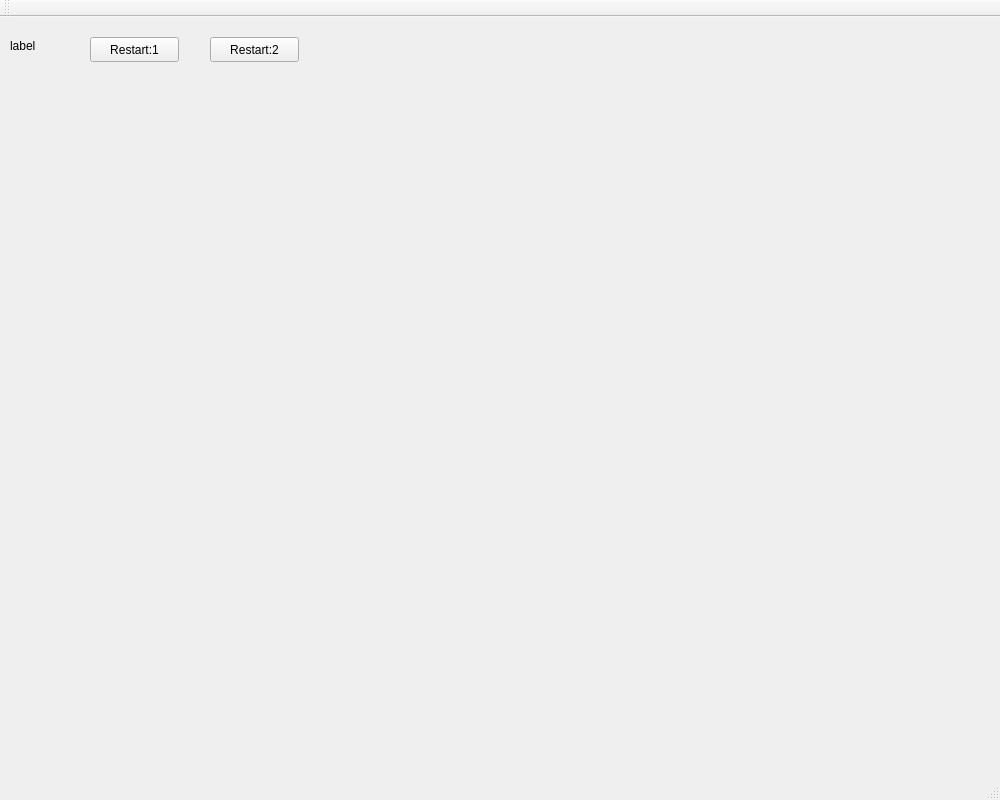
First picture: the form in mainwindow.ui, repository Msiciots/sokoban, before the edit.
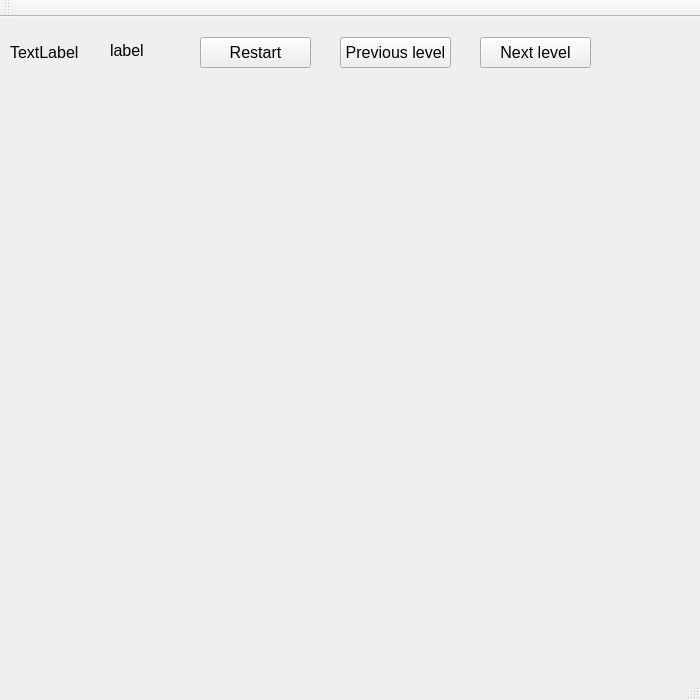
Second picture: the form after the edit.

What changed in the file:
```diff
--- a/mainwindow.ui
+++ b/mainwindow.ui
@@ -6,8 +6,8 @@
    <rect>
     <x>0</x>
     <y>0</y>
-    <width>1000</width>
-    <height>800</height>
+    <width>700</width>
+    <height>700</height>
    </rect>
   </property>
   <property name="windowTitle">
@@ -17,42 +17,93 @@
    <widget class="QPushButton" name="Start">
     <property name="geometry">
      <rect>
-      <x>90</x>
+      <x>480</x>
       <y>20</y>
-      <width>89</width>
-      <height>25</height>
+      <width>111</width>
+      <height>31</height>
      </rect>
     </property>
+    <property name="font">
+     <font>
+      <pointsize>12</pointsize>
+     </font>
+    </property>
     <property name="text">
-     <string>Restart:1</string>
+     <string>Next level</string>
     </property>
    </widget>
    <widget class="QPushButton" name="Restart">
     <property name="geometry">
      <rect>
-      <x>210</x>
+      <x>200</x>
       <y>20</y>
-      <width>89</width>
-      <height>25</height>
+      <width>111</width>
+      <height>31</height>
      </rect>
     </property>
+    <property name="font">
+     <font>
+      <pointsize>12</pointsize>
+     </font>
+    </property>
     <property name="text">
-     <string>Restart:2</string>
+     <string>Restart</string>
     </property>
    </widget>
    <widget class="QLabel" name="label">
     <property name="geometry">
      <rect>
-      <x>10</x>
-      <y>20</y>
+      <x>110</x>
+      <y>25</y>
       <width>67</width>
       <height>17</height>
      </rect>
     </property>
+    <property name="font">
+     <font>
+      <pointsize>12</pointsize>
+     </font>
+    </property>
     <property name="text">
      <string>label</string>
     </property>
    </widget>
+   <widget class="QLabel" name="label_level">
+    <property name="geometry">
+     <rect>
+      <x>10</x>
+      <y>25</y>
+      <width>81</width>
+      <height>21</height>
+     </rect>
+    </property>
+    <property name="font">
+     <font>
+      <pointsize>12</pointsize>
+     </font>
+    </property>
+    <property name="text">
+     <string>TextLabel</string>
+    </property>
+   </widget>
+   <widget class="QPushButton" name="pre">
+    <property name="geometry">
+     <rect>
+      <x>340</x>
+      <y>20</y>
+      <width>111</width>
+      <height>31</height>
+     </rect>
+    </property>
+    <property name="font">
+     <font>
+      <pointsize>12</pointsize>
+     </font>
+    </property>
+    <property name="text">
+     <string>Previous level</string>
+    </property>
+   </widget>
   </widget>
   <widget class="QMenuBar" name="menuBar">
    <property name="geometry">
```
Left out of the diff: 13 changed lines with no effect on the pictures.
